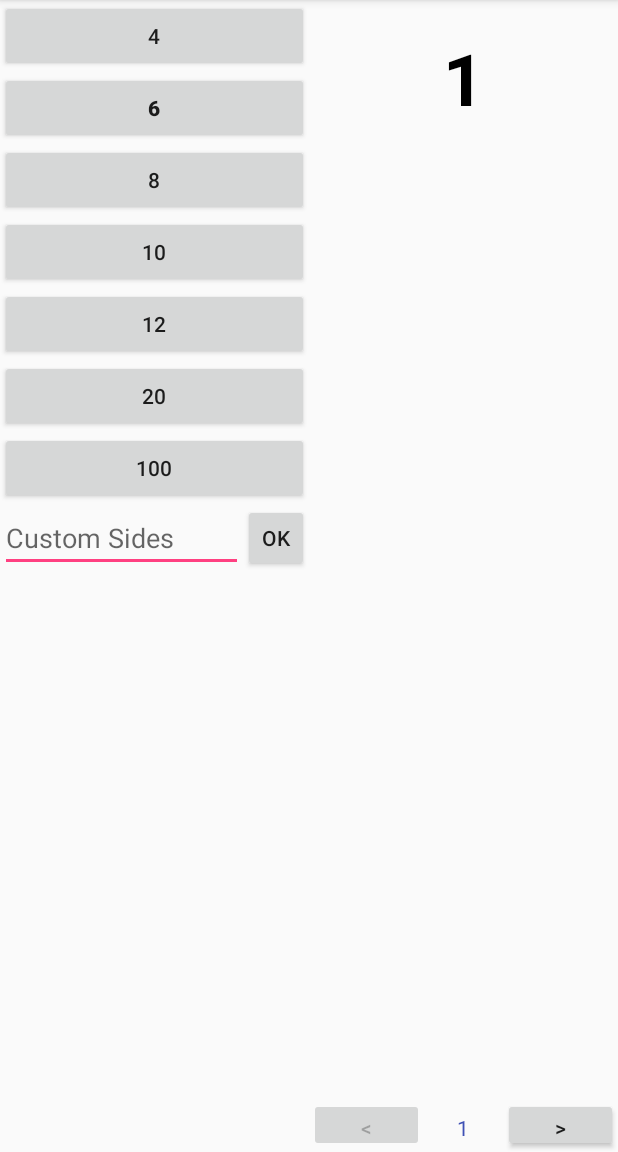
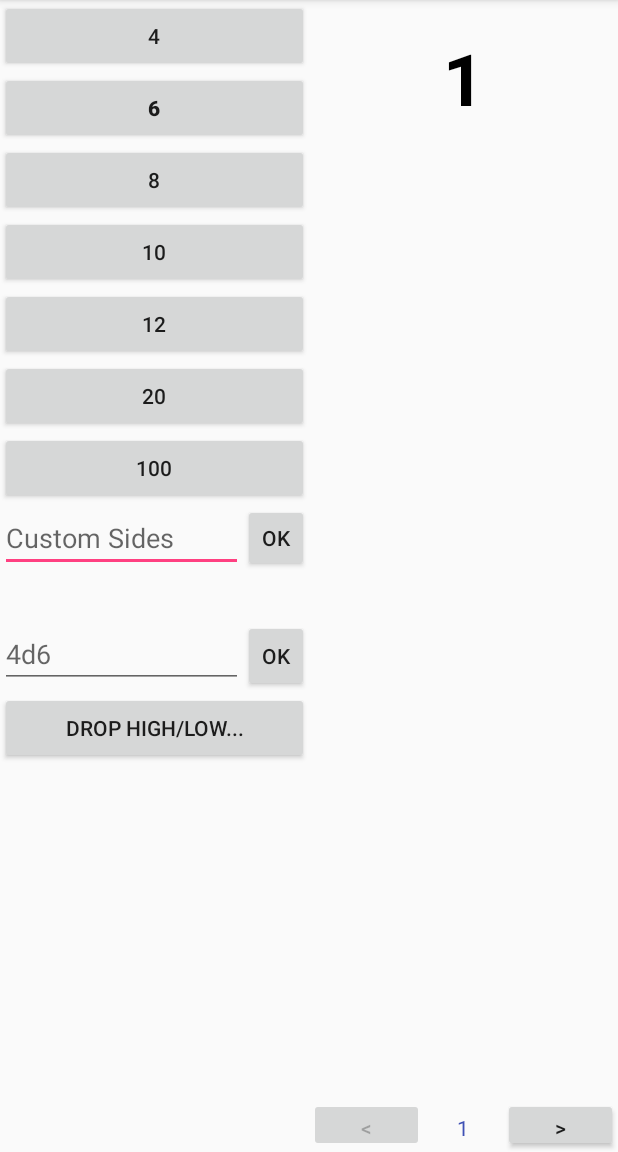
Before and after one commit to RonWeber/FancyDice, an Android app: the screen it shows after launch (MainActivity), after a tap on "10", on a phone screen of 412 x 824 dp, the part 84-1236 px from its top. Run offline under Robolectric (Android 15) with nearby library versions, the phone set to English and light mode, and no system bars.

Commit message:
Added ability to drop highest and lowest dice.

```diff
--- a/app/build.gradle
+++ b/app/build.gradle
@@ -23,6 +23,7 @@ dependencies {
     implementation 'com.android.support:appcompat-v7:27.1.1'
     implementation 'com.android.support.constraint:constraint-layout:1.1.0'
     implementation 'com.android.support:design:27.1.1'
+    implementation 'com.android.support:support-v4:27.1.1'
     testImplementation 'junit:junit:4.12'
     androidTestImplementation 'com.android.support.test:runner:1.0.2'
     androidTestImplementation 'com.android.support.test.espresso:espresso-core:3.0.2'
--- a/app/src/main/java/com/mwapp/ron/fancydice/MainActivity.java
+++ b/app/src/main/java/com/mwapp/ron/fancydice/MainActivity.java
@@ -1,28 +1,31 @@
 package com.mwapp.ron.fancydice;
 
+import android.graphics.Paint;
 import android.os.AsyncTask;
 import android.os.Bundle;
 import android.os.SystemClock;
+import android.support.v4.app.FragmentManager;
 import android.support.v7.app.AppCompatActivity;
 import android.support.v7.widget.Toolbar;
-import android.view.View;
+import android.util.Log;
 import android.view.Menu;
 import android.view.MenuItem;
+import android.view.View;
 import android.view.ViewGroup;
-import android.widget.Button;
 import android.widget.EditText;
 import android.widget.TableLayout;
 import android.widget.TableRow;
 import android.widget.TextView;
 import android.widget.Toast;
 
-import com.mwapp.ron.fancydice.R;
-
+import java.util.Arrays;
 import java.util.Random;
 
-public class MainActivity extends AppCompatActivity {
+public class MainActivity extends AppCompatActivity implements DropSettings.DropSettingsListener {
     private final Random rng = new Random();
     private int numDice = 1;
+    private int dropLow = 0;
+    private int dropHigh = 0;
     private TextView[] diceResults;
     private static final int DICE_PER_ROW = 4;
 
@@ -30,7 +33,7 @@ public class MainActivity extends AppCompatActivity {
     protected void onCreate(Bundle savedInstanceState) {
         super.onCreate(savedInstanceState);
         setContentView(R.layout.activity_main);
-        Toolbar toolbar = (Toolbar) findViewById(R.id.toolbar);
+        Toolbar toolbar = findViewById(R.id.toolbar);
         setSupportActionBar(toolbar);
 
         findViewById(R.id.d4).setTag(4);
@@ -40,22 +43,58 @@ public class MainActivity extends AppCompatActivity {
         findViewById(R.id.d12).setTag(12);
         findViewById(R.id.d20).setTag(20);
         findViewById(R.id.d100).setTag(100);
-        if (savedInstanceState != null)
+        if (savedInstanceState != null) {
             numDice = savedInstanceState.getInt("numDice", 1);
+            dropHigh = savedInstanceState.getInt("dropHigh", 0);
+            dropLow = savedInstanceState.getInt("dropLow", 0);
+        }
         changeNumberOfDice();
     }
 
+    private void annoyWithToast(String message) {
+        Toast.makeText(getApplicationContext(), message, Toast.LENGTH_SHORT).show();
+    }
+
+    private void annoyWithToast(int messageId) {
+        Toast.makeText(getApplicationContext(), messageId, Toast.LENGTH_SHORT).show();
+    }
+
+    @Override
+    public void acceptNewDropSettings(int dropLow, int dropHigh) {
+        if (dropLow + dropHigh == numDice) {
+            annoyWithToast("Cannot drop all the dice.");
+            return;
+        } else if (dropLow + dropHigh > numDice) {
+            annoyWithToast("Cannot drop more dice than are being rolled.");
+            return;
+        }
+        this.dropLow = dropLow;
+        this.dropHigh = dropHigh;
+    }
+
+    private void sanityCheckDrop() {
+        if (dropHigh == 0 && dropLow >= numDice) //We're dropping too many lowest and no highest.  Drop fewer low dice.
+            dropLow = numDice - 1;
+        if (dropLow == 0 && dropHigh >= numDice) //We're dropping too many highest and no lowest.  Drop fewer high dice.
+            dropHigh = numDice - 1;
+        if ((dropHigh + dropLow) >= numDice) { //Well, this is a real kettle of fish.  Time to give up.
+            dropLow = dropHigh = 0;
+            annoyWithToast(R.string.tooManyDropped);
+        }
+    }
+
     private void changeNumberOfDice() {
+        sanityCheckDrop();
         ((TextView) findViewById(R.id.numDice)).setText(String.valueOf(numDice));
-        TableLayout individualDiceTable = (TableLayout) findViewById(R.id.individualDice);
+        TableLayout individualDiceTable = findViewById(R.id.individualDice);
         individualDiceTable.removeAllViews();
         if (numDice == 1) {
-            ((Button) findViewById(R.id.decrementButton)).setEnabled(false);
-            ((TextView) findViewById(R.id.totalText)).setVisibility(View.INVISIBLE);
+            findViewById(R.id.decrementButton).setEnabled(false);
+            findViewById(R.id.totalText).setVisibility(View.INVISIBLE);
             individualDiceTable.setVisibility(View.GONE);
         } else {
-            ((Button) findViewById(R.id.decrementButton)).setEnabled(true);
-            ((TextView) findViewById(R.id.totalText)).setVisibility(View.VISIBLE);
+            findViewById(R.id.decrementButton).setEnabled(true);
+            findViewById(R.id.totalText).setVisibility(View.VISIBLE);
             individualDiceTable.setVisibility(View.VISIBLE);
         }
         diceResults = new TextView[numDice];
@@ -87,8 +126,49 @@ public class MainActivity extends AppCompatActivity {
             total += singleResult;
             diceResults[i].setText(String.valueOf(singleResult));
         }
-        TextView totalText = (TextView) findViewById(R.id.result);
+        total -= dropDice(rollResults);
+        TextView totalText = findViewById(R.id.result);
         totalText.setText(String.valueOf(total));
+    }
+
+    /**
+     * Drops the highest and lowest dice, and changes the textviews to match.
+     * @param rollResults The dice results.  Should match in number the diceResults array.
+     * @return The number by which the total should be lowered due to drops.
+     */
+    private int dropDice(int[] rollResults) {
+        int[] sortedRollResults = rollResults.clone();
+        Arrays.sort(sortedRollResults);
+        for (TextView singleResult : diceResults) { //Disable all existing strikethrough.
+            singleResult.setTag(R.string.strikethrough, false);
+            singleResult.setPaintFlags(singleResult.getPaintFlags() & (~Paint.STRIKE_THRU_TEXT_FLAG));
+        }
+        int totalToDrop = 0;
+        for (int i = 0; i < dropLow; i++) { //Drop the lowest
+            totalToDrop += sortedRollResults[i];
+            strikeThroughDie(sortedRollResults[i]);
+        }
+        for (int i = 0; i < dropHigh; i++) {
+            int indexToRemove = sortedRollResults.length - 1 - i;
+            totalToDrop += sortedRollResults[indexToRemove];
+            strikeThroughDie(sortedRollResults[indexToRemove]);
+        }
+        return totalToDrop;
+    }
+
+    /**
+     * Strikes though a TextView holding a result of exactly value.
+     * @param value The value to strike through.
+     */
+    private void strikeThroughDie(int value) {
+        for(TextView singleResult : diceResults) {
+            if (singleResult.getText().equals(String.valueOf(value)) && !(boolean)singleResult.getTag(R.string.strikethrough)) { //It's the right number, and not struckthough yet.
+                singleResult.setTag(R.string.strikethrough, true);
+                singleResult.setPaintFlags(singleResult.getPaintFlags() | Paint.STRIKE_THRU_TEXT_FLAG);
+                return;
+            }
+        }
+        Log.e("FancyDice", "Couldn't strike though a die with value " + value);
     }
 
     private void startRolling(int sides) {
@@ -100,18 +180,28 @@ public class MainActivity extends AppCompatActivity {
     }
 
     public void customDiceButtonClicked(View v) {
-        EditText sidesAmount = (EditText) findViewById(R.id.sidesAmount);
+        EditText sidesAmount = findViewById(R.id.sidesAmount);
         int customSides;
         if (sidesAmount.getText().toString().equals("")) {
-            Toast.makeText(getApplicationContext(), R.string.customSidesToast, Toast.LENGTH_SHORT).show();
+            annoyWithToast(R.string.customSidesToast);
             return;
         }
         customSides = Integer.parseInt(sidesAmount.getText().toString());
         if (customSides < 1) {
-            Toast.makeText(getApplicationContext(), R.string.cutomSidesMinimumToast, Toast.LENGTH_SHORT).show();
+            annoyWithToast(R.string.cutomSidesMinimumToast);
             return;
         }
         startRolling(customSides);
+    }
+
+    public void roll20DiceButtonClicked(View v) {
+        annoyWithToast("Not implemented.");
+    }
+
+    public void dropButtonClicked(View v) {
+        FragmentManager fm = getSupportFragmentManager();
+        DropSettings dropDialog = DropSettings.newInstance("Drop Dice?", dropLow, dropHigh);
+        dropDialog.show(fm, "fragment_drop_dice");
     }
 
     public void decrementNumDice(View v) {
@@ -150,7 +240,9 @@ public class MainActivity extends AppCompatActivity {
     @Override
     protected void onSaveInstanceState(Bundle outState) {
         super.onSaveInstanceState(outState);
-        outState.putInt("numDice", 1);
+        outState.putInt("numDice", numDice);
+        outState.putInt("dropHigh", dropHigh);
+        outState.putInt("dropLow", dropLow);
     }
 
     private class DiceRollAnimation extends AsyncTask<Integer, Integer, Integer> {
--- /dev/null
+++ b/app/src/main/java/com/mwapp/ron/fancydice/Roll20NotationString.java
@@ -0,0 +1,4 @@
+package com.mwapp.ron.fancydice;
+
+public class Roll20NotationString {
+}
--- a/app/src/main/res/layout/content_main.xml
+++ b/app/src/main/res/layout/content_main.xml
@@ -80,6 +80,7 @@
                 <LinearLayout
                     android:layout_width="match_parent"
                     android:layout_height="wrap_content"
+                    android:layout_weight="1"
                     android:orientation="horizontal">
 
                     <EditText
@@ -98,7 +99,47 @@
                         android:layout_weight="1"
                         android:onClick="customDiceButtonClicked"
                         android:text="@string/ok" />
+
                 </LinearLayout>
+
+                <Space
+                    android:layout_width="match_parent"
+                    android:layout_height="32dp"
+                    android:layout_weight="1" />
+
+                <LinearLayout
+                    android:layout_width="match_parent"
+                    android:layout_height="wrap_content"
+                    android:layout_weight="1"
+                    android:orientation="horizontal">
+
+                    <EditText
+                        android:id="@+id/roll20text"
+                        android:layout_width="wrap_content"
+                        android:layout_height="wrap_content"
+                        android:layout_weight="1"
+                        android:ems="10"
+                        android:hint="4d6"
+                        android:inputType="textPersonName" />
+
+                    <Button
+                        android:id="@+id/roll20ok"
+                        android:layout_width="wrap_content"
+                        android:layout_height="wrap_content"
+                        android:layout_weight="1"
+                        android:onClick="roll20DiceButtonClicked"
+                        android:text="@string/ok" />
+
+                </LinearLayout>
+
+                <Button
+                    android:id="@+id/dropButton"
+                    android:layout_width="match_parent"
+                    android:layout_height="wrap_content"
+                    android:layout_weight="1"
+                    android:onClick="dropButtonClicked"
+                    android:text="Drop High/Low..." />
+
             </LinearLayout>
         </ScrollView>
 
@@ -177,6 +218,12 @@
                 android:layout_width="match_parent"
                 android:layout_height="wrap_content"
                 android:layout_weight="0"
+                android:orientation="vertical">
+
+                <LinearLayout
+                    android:layout_width="match_parent"
+                    android:layout_height="wrap_content"
+                    android:layout_weight="0"
                     android:orientation="horizontal">
 
                     <Button
@@ -204,6 +251,7 @@
                         android:onClick="incrementNumDice"
                         android:text="@string/rightArrow" />
                 </LinearLayout>
+            </LinearLayout>
 
         </LinearLayout>
 
--- a/app/src/main/res/values/strings.xml
+++ b/app/src/main/res/values/strings.xml
@@ -17,4 +17,6 @@
     <string name="rightArrow"><![CDATA[>]]></string>
     <string name="leftArrow"><![CDATA[<]]></string>
     <string name="cutomSidesMinimumToast">Dice have at least one side.</string>
+    <string name="tooManyDropped">Too many dice are dropped.  Resetting drop settings.</string>
+    <string name="strikethrough">Strikethrough</string>
 </resources>
--- a/build.gradle
+++ b/build.gradle
@@ -7,7 +7,7 @@ buildscript {
         jcenter()
     }
     dependencies {
-        classpath 'com.android.tools.build:gradle:3.1.2'
+        classpath 'com.android.tools.build:gradle:3.1.3'
 
 
         // NOTE: Do not place your application dependencies here; they belong
```
Also changed, not shown: app/src/main/java/com/mwapp/ron/fancydice/DropSettings.java (added, +108 -0 lines), app/src/main/res/layout/fragment_drop_settings.xml (added, +69 -0 lines). Lines whose indentation alone changed are shown as unchanged.
